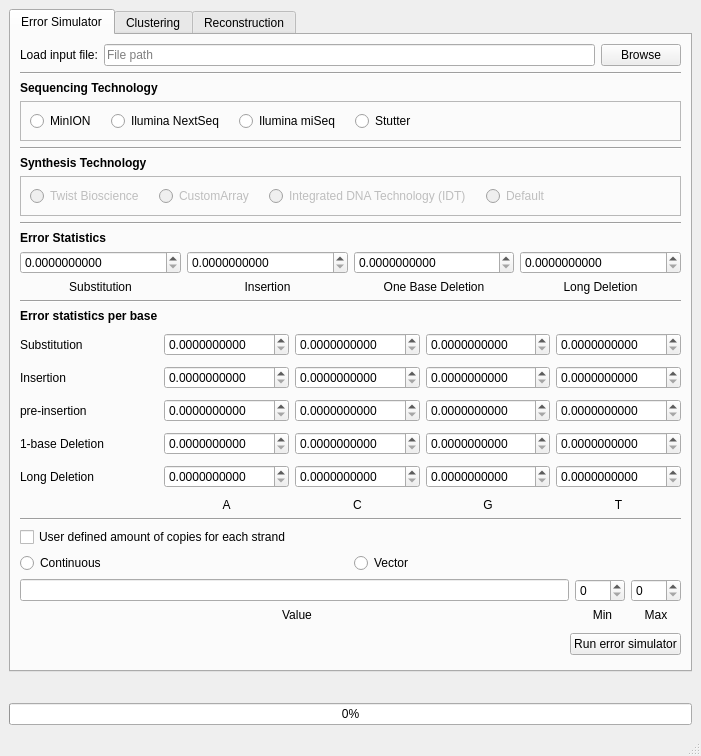
This is dnaSimulator/dnaSimulator2.ui in oyerush/DNASimulator as Qt 5 draws it before an edit. The edited form follows.
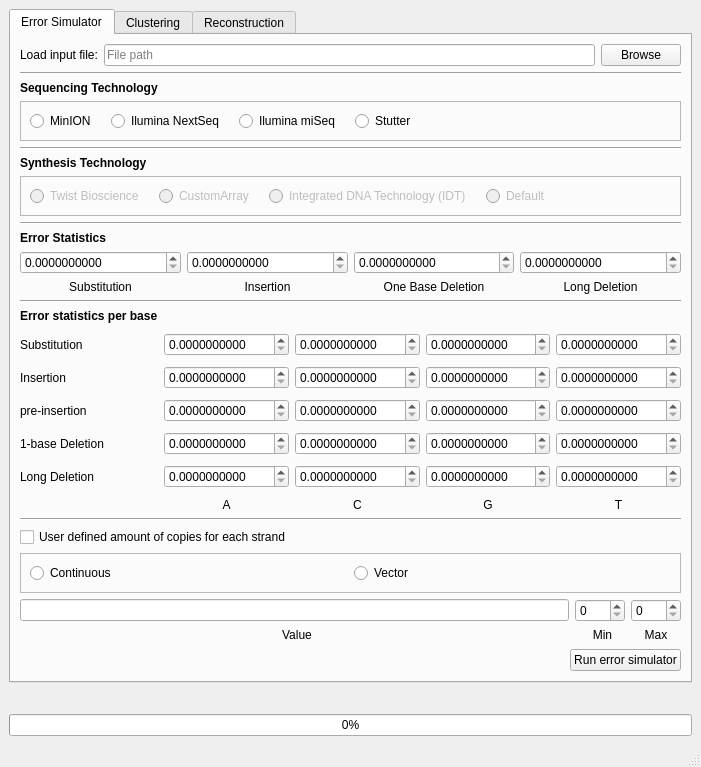
This is the edited form. Custom widgets are drawn as their Qt base class.

Commit message: fixed a bug with the user defined radio buttons

```diff
--- a/dnaSimulator/dnaSimulator2.ui
+++ b/dnaSimulator/dnaSimulator2.ui
@@ -758,6 +758,15 @@
              </widget>
             </item>
             <item>
+             <widget class="QFrame" name="frame">
+              <property name="frameShape">
+               <enum>QFrame::StyledPanel</enum>
+              </property>
+              <property name="frameShadow">
+               <enum>QFrame::Raised</enum>
+              </property>
+              <layout class="QHBoxLayout" name="horizontalLayout_5">
+               <item>
              <layout class="QHBoxLayout" name="cont_vector_horizontalLayout">
               <item>
                <widget class="QRadioButton" name="cont_radioButton">
@@ -774,6 +783,9 @@
                </widget>
               </item>
              </layout>
+               </item>
+              </layout>
+             </widget>
             </item>
             <item>
              <layout class="QHBoxLayout" name="value_min_max_horizontalLayout">
```
Lines whose indentation alone changed are shown as unchanged. The commit also changes 1 other file.
